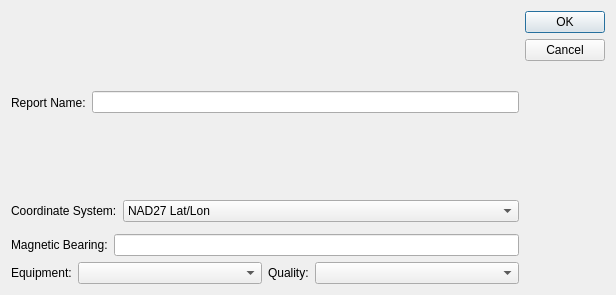
Before: the Qt Designer form getReportDialog.ui in tvrusso/qDF, drawn with Qt 5.
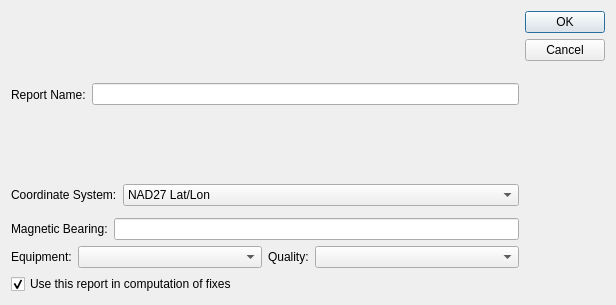
After: the same form once the commit is applied. Custom widgets are drawn as their Qt base class.

Commit message: Add capability to edit reports after they are created.  This took for-frickin' ever to commit, because it took me forever to find time to move forward on it.

Patch:
```diff
--- a/getReportDialog.ui
+++ b/getReportDialog.ui
@@ -1,12 +1,12 @@
 <ui version="4.0" >
  <class>getReportDialog</class>
- <widget class="QDialog" name="getReportDialog" >
-  <property name="geometry" >
+ <widget class="QDialog" name="getReportDialog">
+  <property name="geometry">
    <rect>
     <x>0</x>
     <y>0</y>
     <width>616</width>
-    <height>295</height>
+    <height>305</height>
    </rect>
   </property>
   <property name="windowTitle" >
@@ -152,6 +152,16 @@
      </property>
     </widget>
    </item>
+   <item row="5" column="0">
+    <widget class="QCheckBox" name="checkBox_validity">
+     <property name="text">
+      <string>Use this report in computation of fixes</string>
+     </property>
+     <property name="checked">
+      <bool>true</bool>
+     </property>
+    </widget>
+   </item>
   </layout>
  </widget>
  <customwidgets>
```
Left out of the diff: 105 changed lines with no effect on the pictures. The commit also changes 14 other files.
